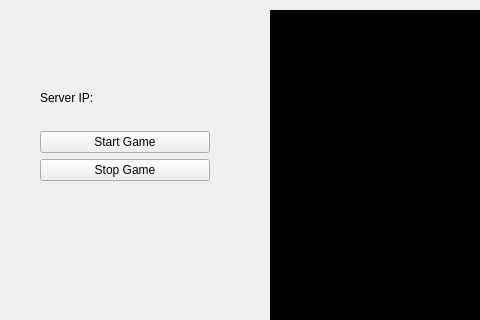
Above: Server/mainWindow.ui from djvra/GalacticDeceit before the change; both pictures show x 0 to 480 and y 0 to 320 of the 1236 by 826 pixel window. Below: the same form after it.
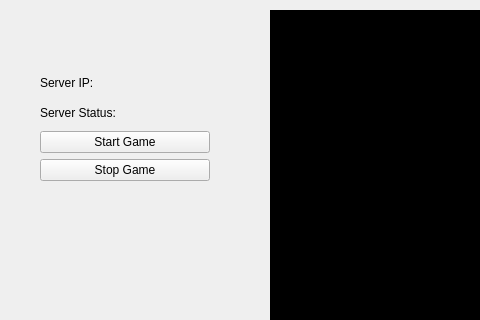
That is the form after the change.

Patch:
```diff
--- a/Server/mainWindow.ui
+++ b/Server/mainWindow.ui
@@ -43,6 +43,13 @@
       </property>
      </widget>
     </item>
+    <item>
+     <widget class="QLabel" name="serverStatusLabel">
+      <property name="text">
+       <string>Server Status: </string>
+      </property>
+     </widget>
+    </item>
     <item>
      <widget class="QPushButton" name="startGameButton">
       <property name="text">
```
